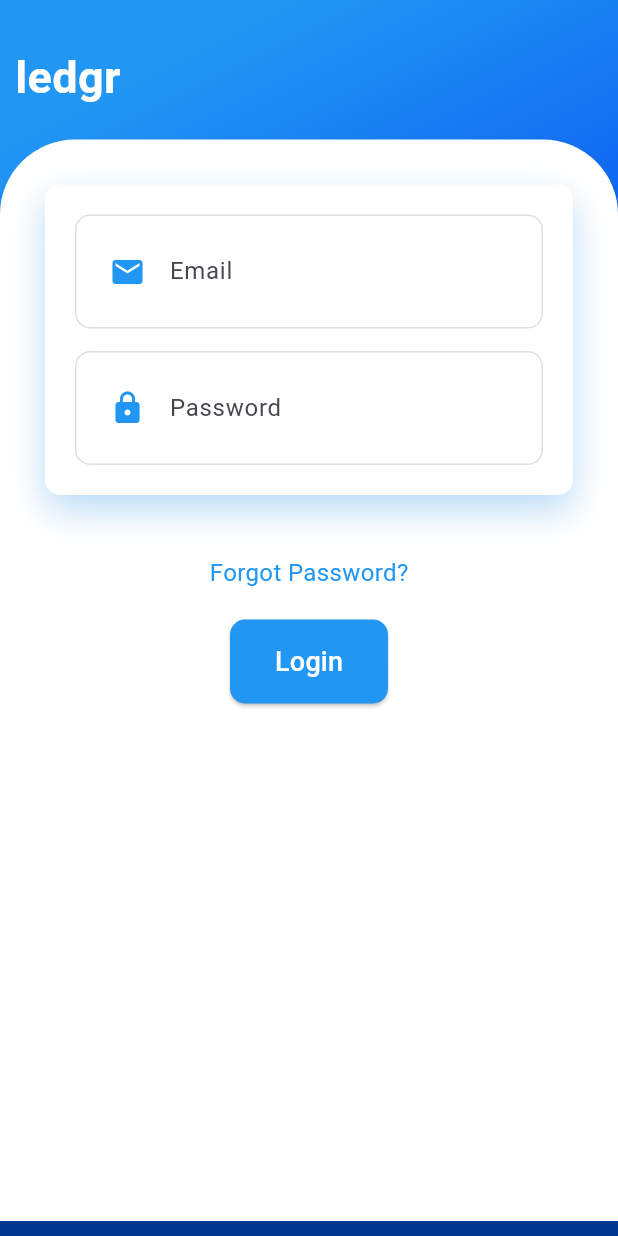
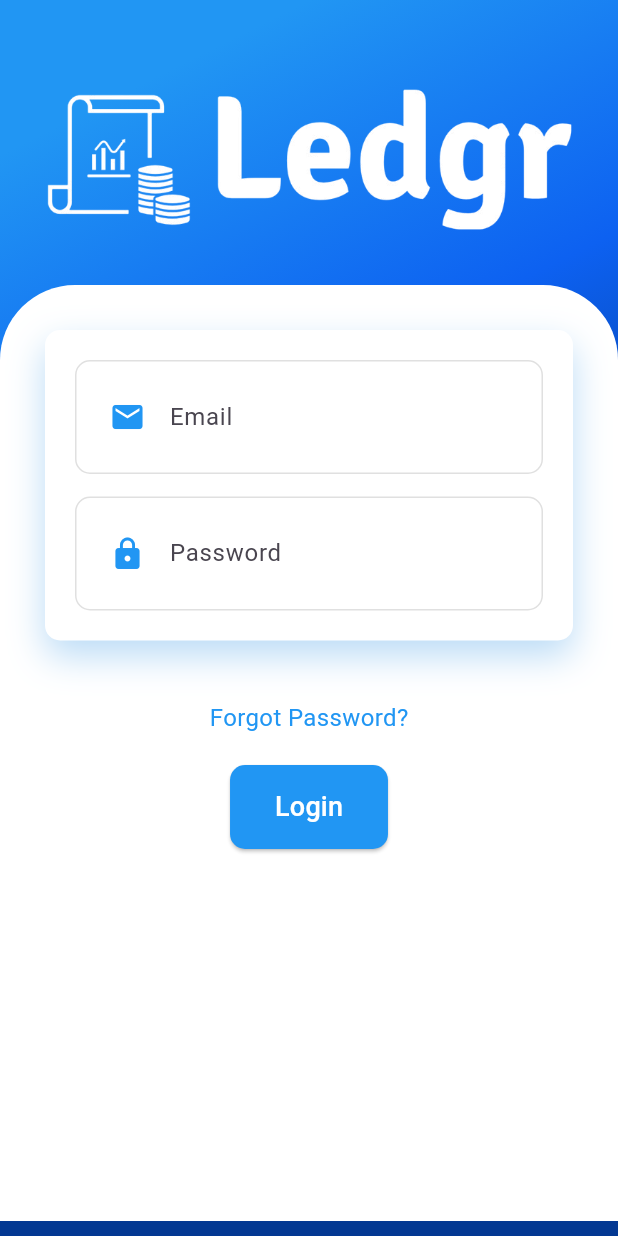
Before and after one commit to himalayzzz/ledgr_app, a Flutter app: the screen it shows after launch, on a phone screen of 412 x 824 dp. Run offline on Flutter 3.47's test engine with Material 3 defaults, Android fonts, the light colour scheme and no system bars; our stand-ins replace cloud_firestore, firebase_auth, firebase_core; accounts and stored records are empty; statements that could not run were skipped.

Commit message:
styled uniformly

```diff
--- a/lib/screens/add_member_screen.dart
+++ b/lib/screens/add_member_screen.dart
@@ -12,7 +12,7 @@ class AddMemberScreen extends StatelessWidget {
     final dateCtl = TextEditingController();
 
     return Scaffold(
-      appBar: AppBar(title: const Text('Add Member'), backgroundColor: Colors.blue),
+      appBar: AppBar(title: const Text('Add Member', style: TextStyle(color: Colors.white, fontWeight: FontWeight.bold),), backgroundColor: Colors.blue),
       body: Padding(
         padding: const EdgeInsets.all(16),
         child: SingleChildScrollView(
--- a/lib/screens/login_screen.dart
+++ b/lib/screens/login_screen.dart
@@ -51,17 +51,16 @@ class _LoginScreenState extends State<LoginScreen> {
           ),
         ),
         child: Column(
-          crossAxisAlignment: CrossAxisAlignment.start,
+          crossAxisAlignment: CrossAxisAlignment.center,
           children: [
             const SizedBox(height: 10),
             Padding(
-              padding: const EdgeInsets.all(10),
-              child: Text('ledgr',
-                  style: TextStyle(
-                    color: Colors.white,
-                    fontSize: 30,
-                    fontWeight: FontWeight.bold,
-                  )),
+              padding: const EdgeInsets.all(5),
+              child: Image.asset(
+                'assets/ledgr.png',
+                height: 150,
+                width: 500,
+              ),
             ),
             const SizedBox(height: 10),
             Expanded(
```
